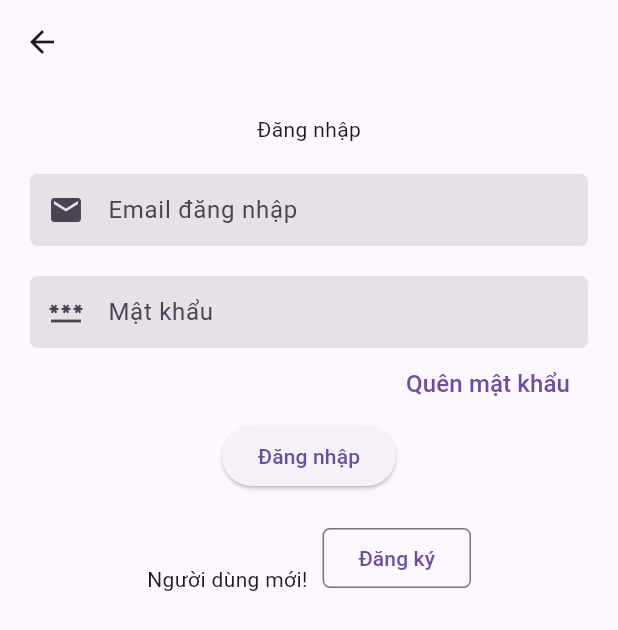
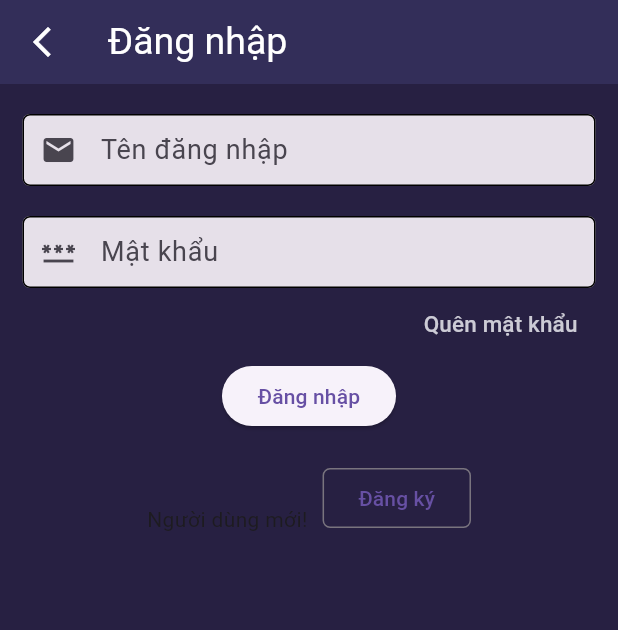
Before and after one commit to PhamVietTuong/Cinema, a Flutter app: the LoginScreen screen opened directly, on a phone screen of 412 x 824 dp. Shown: the top 630 px of the screen. Run offline on Flutter 3.47's test engine with Material 3 defaults, Android fonts, the phone set to English and light mode, and no system bars; our stand-ins replace animated_theme_switcher, curved_labeled_navigation_bar, easy_localization, qr_flutter, shared_preferences, webview_flutter; missing offline and left inert: signalr_netcore; accounts and stored records are empty; network calls fail.

Commit message:
commit date 25/6

```diff
--- a/cinema_app/lib/views/Account/login_screen.dart
+++ b/cinema_app/lib/views/Account/login_screen.dart
@@ -17,51 +17,63 @@ class _LoginScreenState extends State<LoginScreen> {
   Widget build(BuildContext context) {
     return Scaffold(
       appBar: AppBar(
-        automaticallyImplyLeading: true,
+        leading: IconButton(
+          icon: const Icon(Icons.arrow_back_ios_new),
+          color: Styles.boldTextColor["dark_purple"], // Màu bạn muốn
+          onPressed: () {
+            Navigator.pop(this.context);
+          },
         ),
-      body: SingleChildScrollView(
-        padding: const EdgeInsets.all(20),
+        title: Text(
+          "Đăng nhập",
+          style: TextStyle(
+            fontSize: Styles.appbarFontSize,
+            color: Styles.boldTextColor["dark_purple"],
+          ),
+        ),
+        backgroundColor: Styles.backgroundContent["dark_purple"],
+      ),
+      body: Container(
+        color: Styles.backgroundColor["dark_purple"],
+        height: MediaQuery.of(context).size.height,
+        child: SingleChildScrollView(
+          child: Container(
+            margin: const EdgeInsets.symmetric(
+                horizontal: Styles.defaultHorizontal),
             child: Column(
               crossAxisAlignment: CrossAxisAlignment.center,
               children: <Widget>[
-            const Text(
-              "Đăng nhập",
-            ),
                 const SizedBox(height: 20),
-            TextFormField(
+                TextField(
                   decoration: InputDecoration(
                     filled: true,
-                labelText: 'Email đăng nhập',
+                    labelText: 'Tên đăng nhập',
                     prefixIcon: const Icon(Icons.email),
                     contentPadding: const EdgeInsets.symmetric(
                         vertical: 10.0, horizontal: 10.0),
-                border: OutlineInputBorder(
-                  borderRadius: BorderRadius.circular(5.0),
-                  borderSide: const BorderSide(color: Colors.transparent),
-                ),
+
                     enabledBorder: OutlineInputBorder(
                       borderRadius: BorderRadius.circular(5.0),
-                  borderSide: const BorderSide(color: Colors.transparent),
+                    //  borderSide: const BorderSide(color: Colors.transparent),
                     ),
+                    labelStyle: const TextStyle( fontSize: Styles.titleFontSize)
                   ),
                   controller: email,
                 ),
                 const SizedBox(height: 20),
-            TextFormField(
-              decoration: InputDecoration(
+                TextField(
+                  decoration:  InputDecoration(
                     filled: true,
                     labelText: 'Mật khẩu',
                     prefixIcon: const Icon(Icons.password),
                     contentPadding: const EdgeInsets.symmetric(
                         vertical: 10.0, horizontal: 10.0),
-                border: OutlineInputBorder(
-                  borderRadius: BorderRadius.circular(5.0),
-                  borderSide: const BorderSide(color: Colors.transparent),
-                ),
                      enabledBorder: OutlineInputBorder(
                       borderRadius: BorderRadius.circular(5.0),
-                  borderSide: const BorderSide(color: Colors.transparent),
+                      //borderSide: const BorderSide(color: Colors.transparent),
                     ),
+                    labelStyle: const TextStyle( fontSize: Styles.titleFontSize)
+
                   ),
                   obscureText: true,
                   controller: pass,
@@ -71,8 +83,8 @@ class _LoginScreenState extends State<LoginScreen> {
                   children: [
                     TextButton(
                         onPressed: () {},
-                    child: const Text("Quên mật khẩu",
-                        style: TextStyle(fontSize: 16))),
+                        child:  Text("Quên mật khẩu",
+                            style: TextStyle(fontSize: Styles.textSize,color: Styles.textColor["dark_purple"]))),
                   ],
                 ),
                 ElevatedButton(
@@ -90,7 +102,6 @@ class _LoginScreenState extends State<LoginScreen> {
                   children: [
                     const Text(
                       "Người dùng mới!",
-
                     ),
                     const SizedBox(
                       width: 10,
@@ -110,7 +121,6 @@ class _LoginScreenState extends State<LoginScreen> {
                       ),
                       child: const Text(
                         "Đăng ký",
-
                       ),
                     ),
                   ],
@@ -118,6 +128,8 @@ class _LoginScreenState extends State<LoginScreen> {
               ],
             ),
           ),
+        ),
+      ),
     );
   }
 }
```
Also changed, not shown: cinema_app/lib/views/Account/sign_in.dart (deleted, +0 -75 lines). Lines whose indentation alone changed are shown as unchanged.
